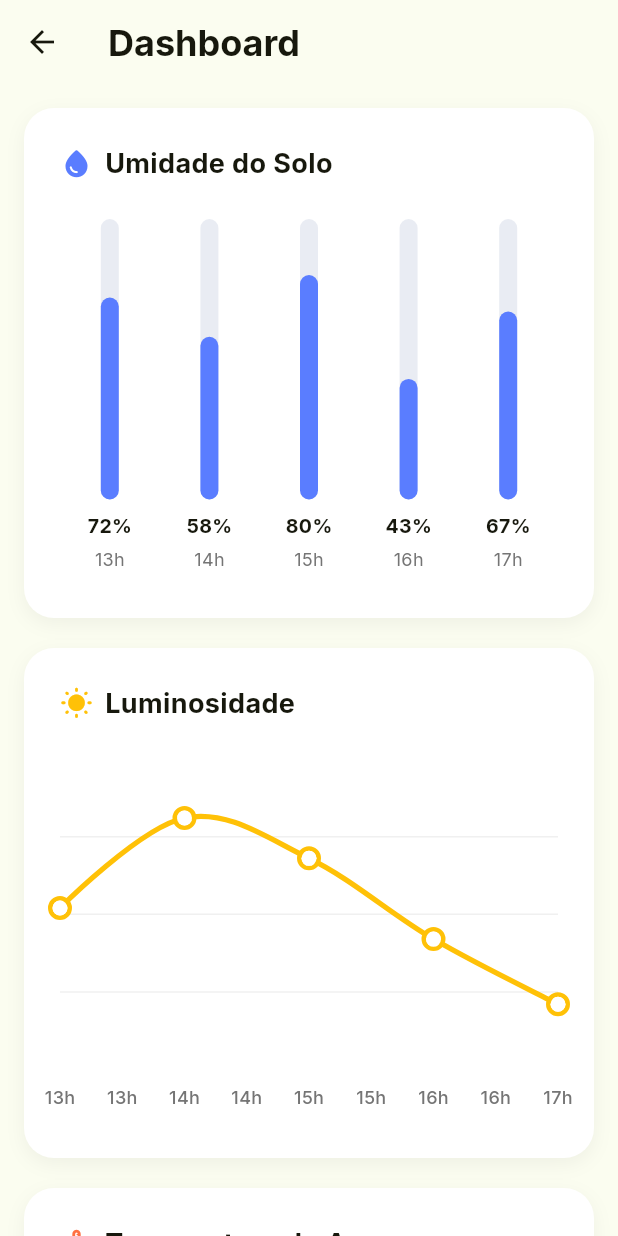
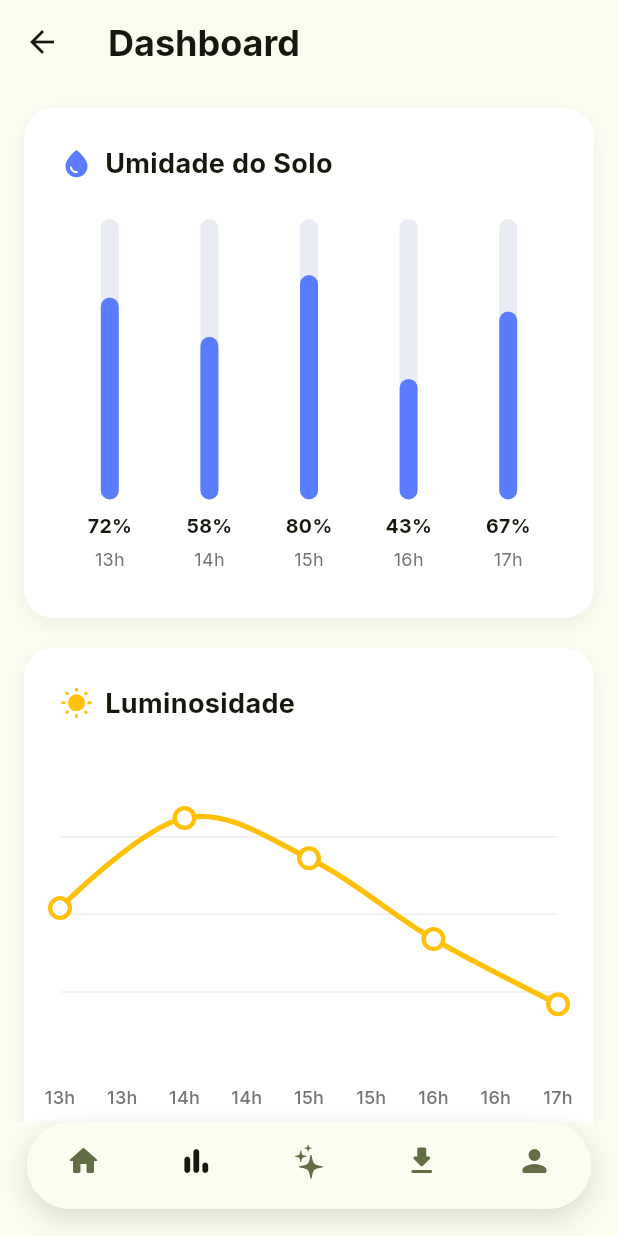
Before and after one commit to Nekozin/lumees-yapplant, a Flutter app: the TelaDashboardWidget screen opened by its route, on a phone screen of 412 x 824 dp. Run offline on Flutter 3.47's test engine with Material 3 defaults, Android fonts, the phone set to English and light mode, and no system bars; drawn by our look-alikes of fl_chart; our stand-ins replace geolocator, google_fonts.

Commit message:
feat(mobile): adiciona barra de navegação

```diff
--- a/mobile/lumeesyapp/lib/pages/TelaDashboard.dart
+++ b/mobile/lumeesyapp/lib/pages/TelaDashboard.dart
@@ -2,6 +2,7 @@ import 'package:flutter/material.dart';
 import 'package:flutter/cupertino.dart';
 
 import '../theme/app_theme.dart';
+import '../widgets/app_bottom_navigation.dart';
 import '../widgets/soil_humidity_chart.dart';
 import '../widgets/light_chart.dart';
 import '../widgets/temperature_chart.dart';
@@ -155,6 +156,9 @@ class TelaDashboardWidget extends StatelessWidget {
           ),
         ),
       ),
+      bottomNavigationBar: const AppBottomNavigation(
+        currentIndex: 1,
+      ),
     );
   }
 }
--- a/mobile/lumeesyapp/lib/pages/TelaDiagnostico.dart
+++ b/mobile/lumeesyapp/lib/pages/TelaDiagnostico.dart
@@ -1,5 +1,7 @@
 import 'package:flutter/material.dart';
+
 import '../theme/app_theme.dart';
+import '../widgets/app_bottom_navigation.dart';
 
 class TelaDiagnostico extends StatefulWidget {
   const TelaDiagnostico({super.key});
@@ -256,6 +258,9 @@ class _TelaDiagnosticoState extends State<TelaDiagnostico> {
           ),
         ),
       ),
+      bottomNavigationBar: const AppBottomNavigation(
+        currentIndex: 2,
+      ),
     );
   }
 }
--- a/mobile/lumeesyapp/lib/pages/TelaRelatorio.dart
+++ b/mobile/lumeesyapp/lib/pages/TelaRelatorio.dart
@@ -1,5 +1,7 @@
 import 'package:flutter/material.dart';
+
 import '../theme/app_theme.dart';
+import '../widgets/app_bottom_navigation.dart';
 
 class TelaRelatorio extends StatefulWidget {
   const TelaRelatorio({super.key});
@@ -258,6 +260,9 @@ class _TelaRelatorioState extends State<TelaRelatorio> {
           ),
         ),
       ),
+      bottomNavigationBar: const AppBottomNavigation(
+        currentIndex: 3,
+      ),
     );
   }
 }
--- /dev/null
+++ b/mobile/lumeesyapp/lib/widgets/app_bottom_navigation.dart
@@ -0,0 +1,137 @@
+import 'package:flutter/cupertino.dart';
+import 'package:flutter/material.dart';
+
+import '../theme/app_theme.dart';
+
+import '../pages/TelaPrincipal.dart';
+import '../pages/TelaDashboard.dart';
+import '../pages/TelaDiagnostico.dart';
+import '../pages/TelaRelatorio.dart';
+// import '../pages/TelaUsuario.dart';
+
+class AppBottomNavigation extends StatelessWidget {
+  final int currentIndex;
+
+  const AppBottomNavigation({
+    super.key,
+    required this.currentIndex,
+  });
+
+  void _navigate(BuildContext context, int index) {
+    if (index == currentIndex) return;
+
+    Widget page;
+
+    switch (index) {
+      case 0:
+        page = const TelaPrincipalWidget();
+        break;
+
+      case 1:
+        page = const TelaDashboardWidget();
+        break;
+
+      case 2:
+        page = const TelaDiagnostico();
+        break;
+
+      case 3:
+        page = const TelaRelatorio();
+        break;
+
+      //case 4:
+      //  page = const TelaUsuario();
+      //  break;
+
+      default:
+        page = const TelaPrincipalWidget();
+    }
+
+    Navigator.pushReplacement(
+      context,
+      MaterialPageRoute(
+        builder: (_) => page,
+      ),
+    );
+  }
+
+  @override
+  Widget build(BuildContext context) {
+    return SafeArea(
+      child: Padding(
+        padding: const EdgeInsets.fromLTRB(
+          18,
+          0,
+          18,
+          18,
+        ),
+
+        child: Container(
+          decoration: BoxDecoration(
+            color: AppTheme.mainIvory,
+
+            borderRadius: BorderRadius.circular(40),
+
+            boxShadow: const [
+              BoxShadow(
+                blurRadius: 16,
+                offset: Offset(0, 6),
+                color: Color(0x22000000),
+              ),
+            ],
+          ),
+
+          child: ClipRRect(
+            borderRadius: BorderRadius.circular(40),
+
+            child: BottomNavigationBar(
+              currentIndex: currentIndex,
+
+              onTap: (index) => _navigate(
+                context,
+                index,
+              ),
+
+              type: BottomNavigationBarType.fixed,
+              backgroundColor: AppTheme.mainIvory, // cor de fundo
+              elevation: 0,
+              selectedItemColor: AppTheme.mainDark, // ícone selecionado
+              unselectedItemColor: AppTheme.auxOlive, // ícone não selecionado
+              showSelectedLabels: false,
+
+              showUnselectedLabels: false,
+
+              items: const [
+
+                BottomNavigationBarItem(
+                  icon: Icon(Icons.home_rounded),
+                  label: 'Principal',
+                ),
+
+                BottomNavigationBarItem(
+                  icon: Icon(Icons.bar_chart_rounded),
+                  label: 'Dashboard',
+                ),
+
+                BottomNavigationBarItem(
+                  icon: Icon(CupertinoIcons.sparkles),
+                  label: 'Lee IA',
+                ),
+
+                BottomNavigationBarItem(
+                  icon: Icon(Icons.download_rounded),
+                  label: 'Relatório',
+                ),
+
+                BottomNavigationBarItem(
+                  icon: Icon(Icons.person_rounded),
+                  label: 'Usuário',
+                ),
+              ],
+            ),
+          ),
+        ),
+      ),
+    );
+  }
+}
```
